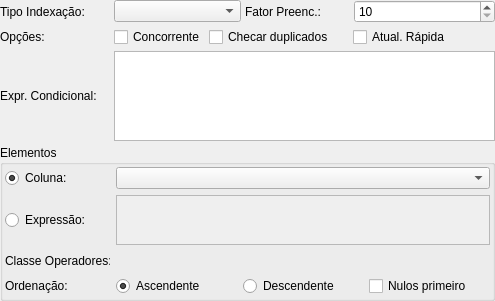
Above: pgmodeler_ui/ui/indicewidget.ui from erdincay/pgmodeler-old before the change. Below: the same form after it.
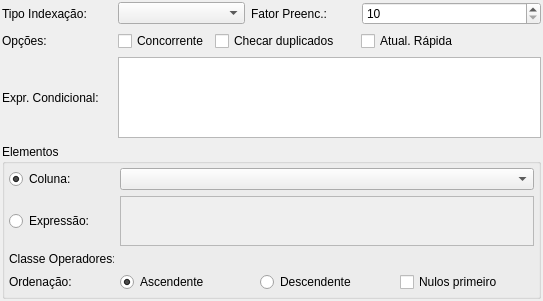
That is the form after the change.

The edit to the form file:
```diff
--- a/pgmodeler_ui/ui/indicewidget.ui
+++ b/pgmodeler_ui/ui/indicewidget.ui
@@ -6,7 +6,7 @@
    <rect>
     <x>0</x>
     <y>0</y>
-    <width>495</width>
+    <width>543</width>
     <height>301</height>
    </rect>
   </property>
@@ -21,10 +21,10 @@
   </property>
   <layout class="QGridLayout" name="indice_grid">
    <property name="margin">
-    <number>0</number>
+    <number>2</number>
    </property>
    <property name="spacing">
-    <number>4</number>
+    <number>6</number>
    </property>
    <item row="0" column="0">
     <widget class="QLabel" name="tipo_index_lbl">
@@ -326,7 +326,10 @@
      </property>
      <layout class="QGridLayout" name="gridLayout">
       <property name="margin">
-       <number>2</number>
+       <number>4</number>
+      </property>
+      <property name="spacing">
+       <number>6</number>
       </property>
       <item row="0" column="0">
        <widget class="QRadioButton" name="coluna_rb">
```
